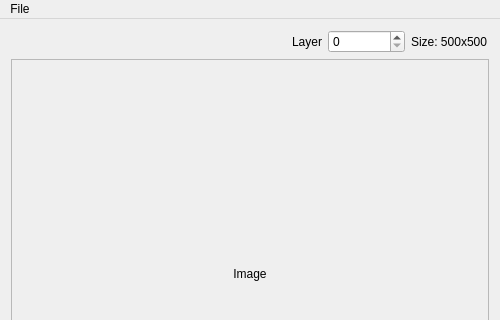
Above: mainwindow.ui from ZhurinSergei/Pyramid before the change; both pictures show x 0 to 500 and y 0 to 320 of the 500 by 500 pixel window. Below: the same form after it.
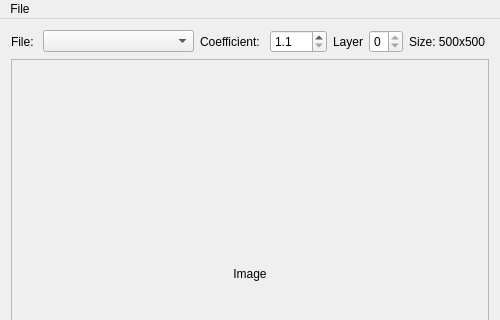
That is the form after the change.

Diff of the .ui file:
```diff
--- a/mainwindow.ui
+++ b/mainwindow.ui
@@ -38,15 +38,35 @@
    <string>Pyramid</string>
   </property>
   <widget class="QWidget" name="centralWidget">
-   <layout class="QGridLayout" name="gridLayout" columnstretch="4,1,1">
-    <item row="0" column="1">
-     <widget class="QSpinBox" name="spinBox_Layer">
-      <property name="maximum">
-       <number>10</number>
+   <layout class="QGridLayout" name="gridLayout">
+    <item row="0" column="2">
+     <widget class="QLabel" name="label_2">
+      <property name="text">
+       <string>Coefficient: </string>
       </property>
      </widget>
     </item>
     <item row="0" column="0">
+     <widget class="QLabel" name="label">
+      <property name="text">
+       <string>File: </string>
+      </property>
+      <property name="alignment">
+       <set>Qt::AlignLeading|Qt::AlignLeft|Qt::AlignVCenter</set>
+      </property>
+     </widget>
+    </item>
+    <item row="0" column="1">
+     <widget class="QComboBox" name="comboBox">
+      <property name="sizePolicy">
+       <sizepolicy hsizetype="Expanding" vsizetype="Fixed">
+        <horstretch>0</horstretch>
+        <verstretch>0</verstretch>
+       </sizepolicy>
+      </property>
+     </widget>
+    </item>
+    <item row="0" column="4">
      <widget class="QLabel" name="label_Layer">
       <property name="text">
        <string>Layer</string>
@@ -56,8 +76,36 @@
       </property>
      </widget>
     </item>
-    <item row="0" column="2">
+    <item row="0" column="5">
+     <widget class="QSpinBox" name="spinBox_Layer">
+      <property name="minimum">
+       <number>0</number>
+      </property>
+      <property name="maximum">
+       <number>0</number>
+      </property>
+     </widget>
+    </item>
+    <item row="0" column="6">
      <widget class="QLabel" name="label_Size">
+      <property name="sizePolicy">
+       <sizepolicy hsizetype="Preferred" vsizetype="Preferred">
+        <horstretch>0</horstretch>
+        <verstretch>0</verstretch>
+       </sizepolicy>
+      </property>
+      <property name="minimumSize">
+       <size>
+        <width>80</width>
+        <height>0</height>
+       </size>
+      </property>
+      <property name="maximumSize">
+       <size>
+        <width>80</width>
+        <height>16777215</height>
+       </size>
+      </property>
       <property name="text">
        <string>Size: 500x500</string>
       </property>
@@ -66,7 +114,7 @@
       </property>
      </widget>
     </item>
-    <item row="1" column="0" colspan="3">
+    <item row="1" column="0" colspan="7">
      <widget class="QScrollArea" name="scrollArea">
       <property name="widgetResizable">
        <bool>true</bool>
@@ -81,19 +129,7 @@
         </rect>
        </property>
        <layout class="QGridLayout" name="gridLayout_2">
-        <property name="leftMargin">
-         <number>0</number>
-        </property>
-        <property name="topMargin">
-         <number>0</number>
-        </property>
-        <property name="rightMargin">
-         <number>0</number>
-        </property>
-        <property name="bottomMargin">
-         <number>0</number>
-        </property>
-        <item row="2" column="0">
+        <item row="0" column="0">
          <widget class="QLabel" name="label_Image">
           <property name="text">
            <string>Image</string>
@@ -107,6 +143,22 @@
       </widget>
      </widget>
     </item>
+    <item row="0" column="3">
+     <widget class="QDoubleSpinBox" name="doubleSpinBox_Coefficient">
+      <property name="readOnly">
+       <bool>false</bool>
+      </property>
+      <property name="decimals">
+       <number>1</number>
+      </property>
+      <property name="minimum">
+       <double>1.100000000000000</double>
+      </property>
+      <property name="singleStep">
+       <double>0.100000000000000</double>
+      </property>
+     </widget>
+    </item>
    </layout>
   </widget>
   <widget class="QMenuBar" name="menuBar">
```
